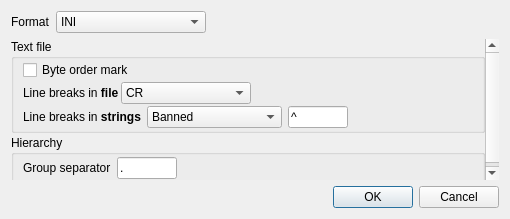
Above: UTranslator/FmFileFormat.ui from Mercury13/utranslator before the change. Below: the same form after it.
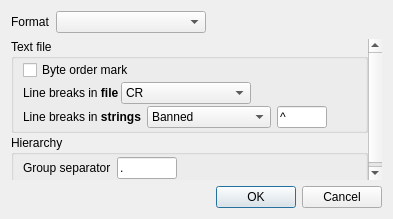
That is the form after the change.

Commit message: File formats (except save)

```diff
--- a/UTranslator/FmFileFormat.ui
+++ b/UTranslator/FmFileFormat.ui
@@ -6,7 +6,7 @@
    <rect>
     <x>0</x>
     <y>0</y>
-    <width>510</width>
+    <width>393</width>
     <height>219</height>
    </rect>
   </property>
@@ -31,11 +31,6 @@
          <height>0</height>
         </size>
        </property>
-       <item>
-        <property name="text">
-         <string>INI</string>
-        </property>
-       </item>
       </widget>
      </item>
      <item>
@@ -66,7 +61,7 @@
        <rect>
         <x>0</x>
         <y>0</y>
-        <width>492</width>
+        <width>375</width>
         <height>144</height>
        </rect>
       </property>
```
Left out of the diff: 15 changed lines with no effect on the pictures. The commit also changes 11 other files.
